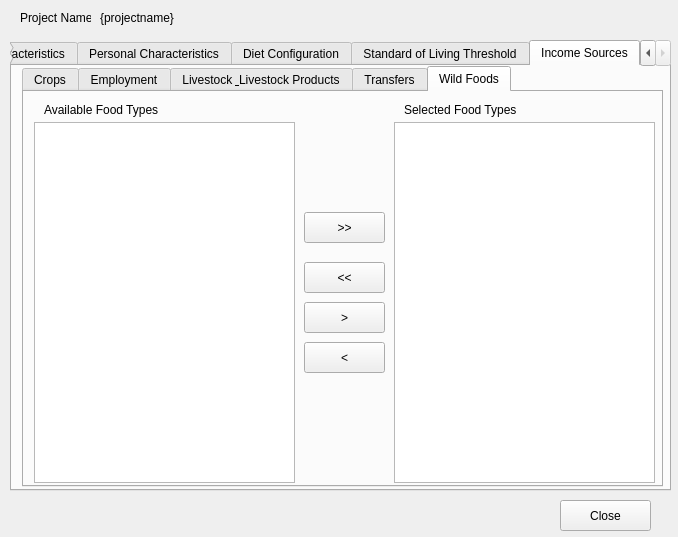
Qt form open-ihm/gui/designs/ui_projectconfiguration.ui (snim2mirror/openihm) before a commit.
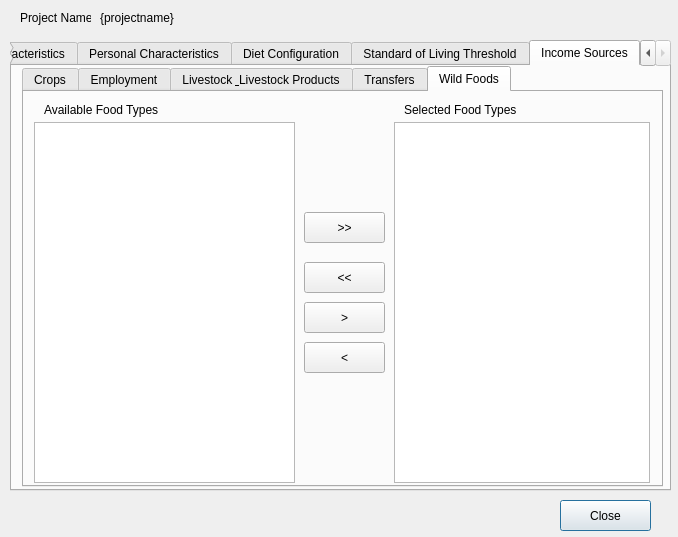
The same form after that commit. The open tabs and pages were chosen to show the change.

Commit message: Issue 57: Completed - modified project configuration form using multiple inheritance.

```diff
--- a/open-ihm/gui/designs/ui_projectconfiguration.ui
+++ b/open-ihm/gui/designs/ui_projectconfiguration.ui
@@ -1094,27 +1094,7 @@
         <string>Selected Food Types</string>
        </property>
       </widget>
-      <widget class="QListView" name="lstAvailableWildFoods">
-       <property name="geometry">
-        <rect>
-         <x>10</x>
-         <y>30</y>
-         <width>261</width>
-         <height>361</height>
-        </rect>
-       </property>
-      </widget>
-      <widget class="QListView" name="lstSelectedWildFoods">
-       <property name="geometry">
-        <rect>
-         <x>370</x>
-         <y>30</y>
-         <width>261</width>
-         <height>361</height>
-        </rect>
-       </property>
-      </widget>
-      <widget class="QPushButton" name="cmdWildFoodMoveSelected">
+      <widget class="QPushButton" name="cmdWildfoodMoveSelected">
        <property name="geometry">
         <rect>
          <x>280</x>
@@ -1179,6 +1159,26 @@
         <string>Available Food Types</string>
        </property>
       </widget>
+      <widget class="QTableView" name="tblAvailableWildfoods">
+       <property name="geometry">
+        <rect>
+         <x>10</x>
+         <y>30</y>
+         <width>261</width>
+         <height>361</height>
+        </rect>
+       </property>
+      </widget>
+      <widget class="QTableView" name="tblSelectedWildfoods">
+       <property name="geometry">
+        <rect>
+         <x>370</x>
+         <y>30</y>
+         <width>256</width>
+         <height>361</height>
+        </rect>
+       </property>
+      </widget>
      </widget>
     </widget>
    </widget>
@@ -1195,6 +1195,9 @@
    <property name="text">
     <string>Close</string>
    </property>
+   <property name="default">
+    <bool>true</bool>
+   </property>
   </widget>
  </widget>
  <resources/>
```
Left out of the diff: 168 changed lines with no effect on the pictures. The commit also changes 2 other files.
